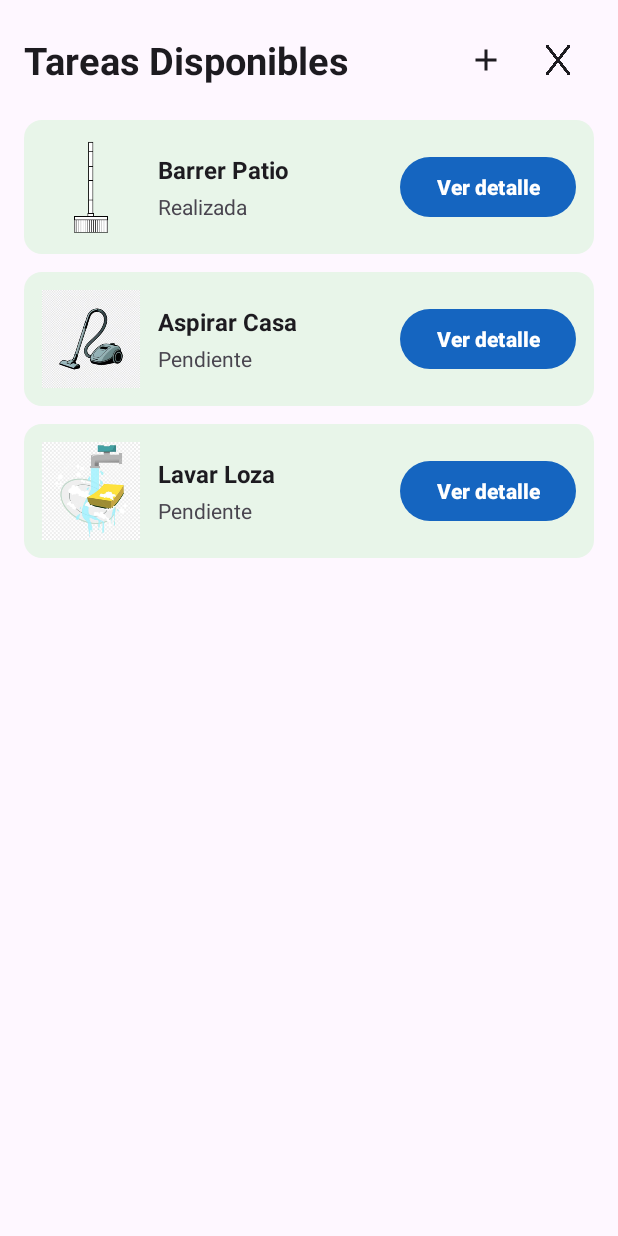
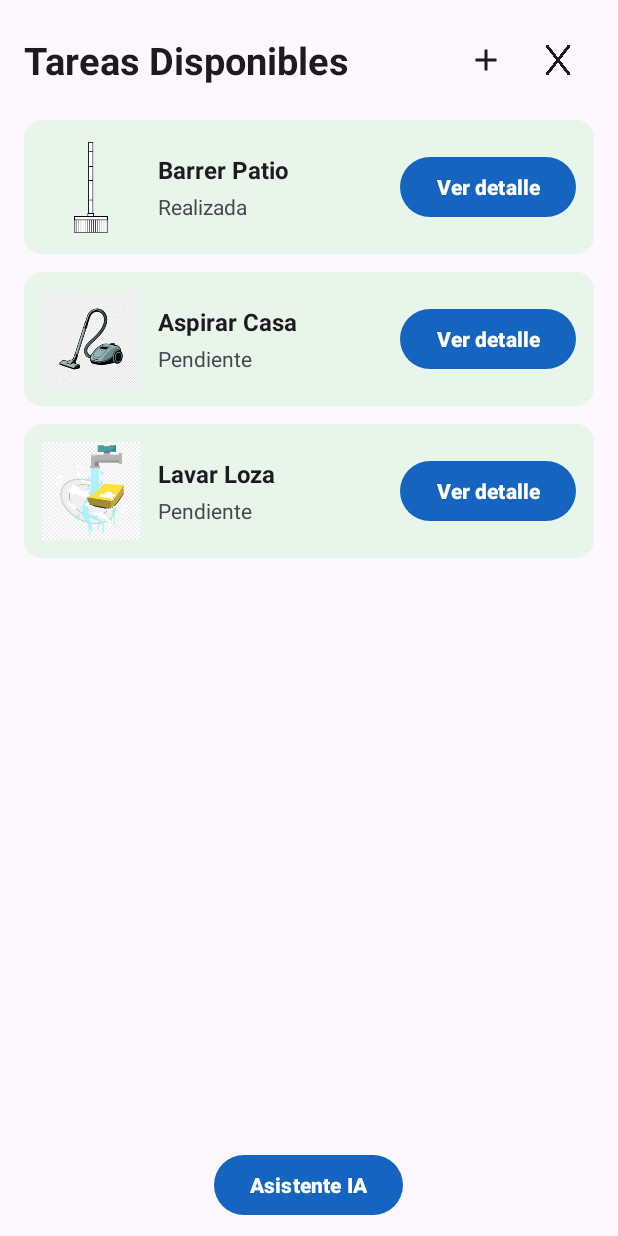
Before and after one commit to nicolasceronamigo/TareasHogar, an Android app: the ListaActivity screen opened directly, with no data from a screen before it, on a phone screen of 412 x 824 dp. Run offline under Robolectric (Android 15) with nearby library versions, the phone set to English and light mode, and no system bars.

Commit message:
Se agregan botones para retroceder en algunas pantallas y se configuran algunos botones para navegar por las pantallas

```diff
--- a/app/src/main/res/layout/activity_lista.xml
+++ b/app/src/main/res/layout/activity_lista.xml
@@ -6,6 +6,7 @@
     android:layout_width="match_parent"
     android:layout_height="match_parent"
     android:orientation="vertical"
+    android:gravity="center"
     tools:context=".ListaActivity">
 
     <!-- BARRA SUPERIOR: título y botones -->
@@ -33,7 +34,8 @@
             android:background="?attr/selectableItemBackgroundBorderless"
             android:contentDescription="@string/descripcion_icono_agregar"
             android:src="@drawable/ic_agregar"
-            app:tint="?attr/colorOnSurface" />
+            app:tint="?attr/colorOnSurface"
+            android:onClick="btnAgregarOnClick" />
 
         <ImageButton
             android:id="@+id/btnCerrarSesion"
@@ -44,7 +46,8 @@
             android:padding="12dp"
             android:scaleType="fitCenter"
             android:src="@drawable/x"
-            app:tint="?attr/colorOnSurface" />
+            app:tint="?attr/colorOnSurface"
+            android:onClick="btnLogoutOnClick"/>
     </LinearLayout>
 
     <!-- LISTA DE TAREAS (con scroll) -->
@@ -112,6 +115,7 @@
                     android:layout_width="wrap_content"
                     android:layout_height="wrap_content"
                     android:minHeight="48dp"
+                    android:onClick="btnDetalleOnClick"
                     android:text="@string/btn_detalle" />
             </LinearLayout>
 
@@ -223,4 +227,13 @@
 
         </LinearLayout>
     </ScrollView>
+    <Button
+        android:id="@+id/btnIA"
+        style="@style/Widget.TareasHogar.Boton.Info"
+        android:layout_width="wrap_content"
+        android:layout_height="wrap_content"
+        android:minHeight="48dp"
+        android:layout_margin="10dp"
+        android:text="@string/btn_IA"
+        android:onClick="btnIAOnClick"/>
 </LinearLayout>
--- a/app/src/main/res/layout/activity_main.xml
+++ b/app/src/main/res/layout/activity_main.xml
@@ -69,7 +69,8 @@
             android:layout_width="match_parent"
             android:layout_height="52dp"
             android:layout_marginTop="10dp"
-            android:text="@string/btn_login" />
+            android:text="@string/btn_login"
+            android:onClick="btnIngresarOnClick" />
 
         <!-- IR A REGISTRO -->
         <TextView
@@ -81,7 +82,8 @@
             android:gravity="center"
             android:text="@string/pregunta_registro"
             android:textColor="?attr/colorPrimary"
-            android:textStyle="bold" />
+            android:textStyle="bold"
+            android:onClick="btnRegistrarOnClick"  />
 
     </LinearLayout>
 </ScrollView>
--- a/app/src/main/res/layout/activity_registro.xml
+++ b/app/src/main/res/layout/activity_registro.xml
@@ -154,7 +154,8 @@
             android:gravity="center"
             android:text="@string/registro_login"
             android:textColor="?attr/colorPrimary"
-            android:textSize="14sp" />
+            android:textSize="14sp"
+            android:onClick="btnIrLoginOnClick"/>
 
     </LinearLayout>
 
--- a/app/src/main/res/values/strings.xml
+++ b/app/src/main/res/values/strings.xml
@@ -147,5 +147,7 @@
     <string name="btn_eliminar">Eliminar</string>
     <string name="btn_detalle">Ver detalle</string>
     <string name="descripcion_icono_agregar">Agregar tarea nueva</string>
+    <string name="btn_detalle_a_lista">Volver a la lista</string>
+    <string name="btn_IA">Asistente IA</string>
 
 </resources>
```
Also changed, not shown: app/src/main/java/com/example/tareashogar/AgregarActivity.kt (+7 -0 lines), app/src/main/java/com/example/tareashogar/DetalleActivity.kt (+7 -0 lines), app/src/main/java/com/example/tareashogar/IAActivity.kt (+8 -0 lines), app/src/main/java/com/example/tareashogar/ListaActivity.kt (+22 -0 lines), app/src/main/java/com/example/tareashogar/MainActivity.kt (+11 -0 lines), app/src/main/java/com/example/tareashogar/RegistroActivity.kt (+7 -0 lines), app/src/main/res/layout/activity_agregar.xml (+5 -2 lines), app/src/main/res/layout/activity_detalle.xml (+31 -0 lines), app/src/main/res/layout/activity_ia.xml (+25 -4 lines).
